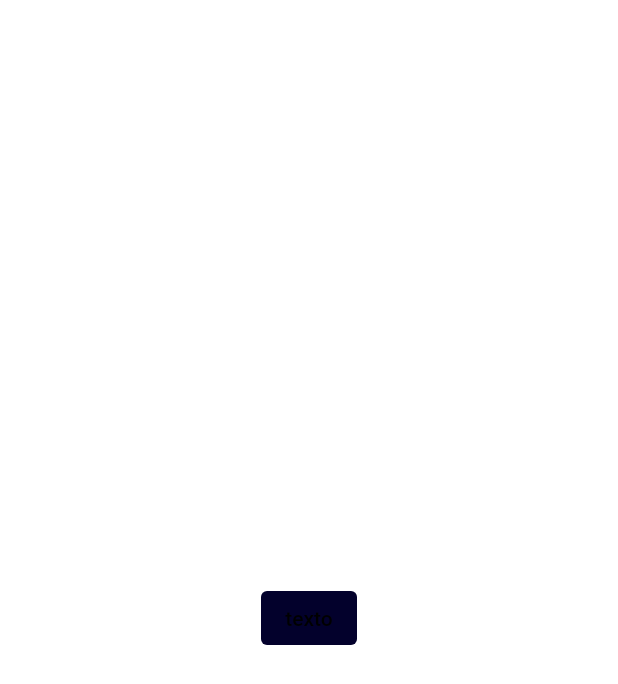
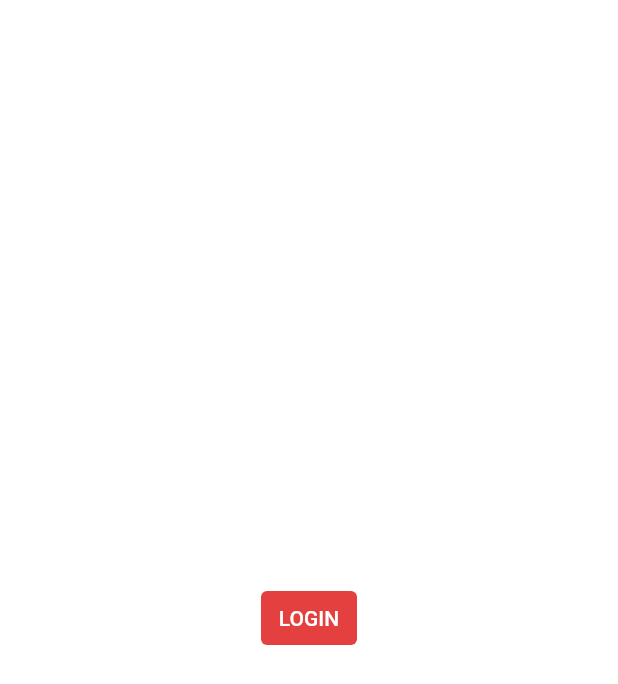
Before and after one commit to DaviNoronhaAlmeida/Bazinga, a Flutter app: the screen it shows after launch, on a phone screen of 412 x 824 dp. Shown: the top 684 px of the screen. Run offline on Flutter 3.47's test engine with Material 2 defaults, Android fonts, the phone set to English and light mode, and no system bars; our stand-ins replace get.

Commit message:
feat: update cores

```diff
--- a/app/lib/view/screens/login_page.dart
+++ b/app/lib/view/screens/login_page.dart
@@ -14,11 +14,11 @@ class LoginPage extends StatelessWidget {
           child: TextButton(
             onPressed: () => _.change(),
             style: TextButton.styleFrom(
-              backgroundColor: _.background,
+              backgroundColor: _.redColor,
             ),
-            child: const Text(
-              'texto',
-              style: TextStyle(color: Colors.black),
+            child: Text(
+              'LOGIN',
+              style: TextStyle(color: _.textBtnColor),
             ),
           ),
         );
--- a/app/lib/view/styles/app_colors.dart
+++ b/app/lib/view/styles/app_colors.dart
@@ -2,16 +2,27 @@ import 'package:flutter/material.dart';
 import 'package:get/get.dart';
 
 class AppColors extends GetxController {
-  Color bar = const Color.fromRGBO(25, 14, 79, 1);
-  Color background = const Color.fromRGBO(3, 1, 44, 1);
-  Color bgPosts = const Color.fromRGBO(26, 32, 62, 1);
-  Color text = const Color.fromRGBO(255, 255, 255, 1);
-  Color description = const Color.fromRGBO(255, 255, 255, 0.6);
-  Color textBtn = const Color.fromRGBO(255, 255, 255, 1);
-  Color red = const Color.fromRGBO(228, 64, 64, 1);
+  Color textBtnColor = const Color.fromRGBO(255, 255, 255, 1);
+  Color redColor = const Color.fromRGBO(228, 64, 64, 1);
+  Color descriptionColor = const Color.fromRGBO(255, 255, 255, 0.6);
+
+  static const darkBarColor = Color.fromRGBO(25, 14, 79, 1);
+  static const darkBackgroundColor = Color.fromRGBO(3, 1, 44, 1);
+  static const darkBgPostsColor = Color.fromRGBO(26, 32, 62, 1);
+  static const darkTextColor = Color.fromRGBO(255, 255, 255, 1);
+
+  static const lightBarColor = Color.fromRGBO(54, 54, 54, 1);
+  static const lightBackgroundColor = Color.fromRGBO(245, 245, 245, 1);
+  static const lightBgPostsColor = Color.fromRGBO(225, 225, 225, 1);
+  static const lightTextColor = Color.fromARGB(255, 0, 0, 0);
+
+  dynamic barColor = lightBarColor;
+  dynamic backgroundColor = darkBackgroundColor;
+  dynamic bgPostsColor = darkBgPostsColor;
+  dynamic textColor = darkTextColor;
 
   void change() {
-    background = const Color.fromRGBO(245, 245, 245, 1);
-    update();
+    /* backgroundColor = const Color.fromRGBO(245, 245, 245, 1);
+    update(); */
   }
 }
```
